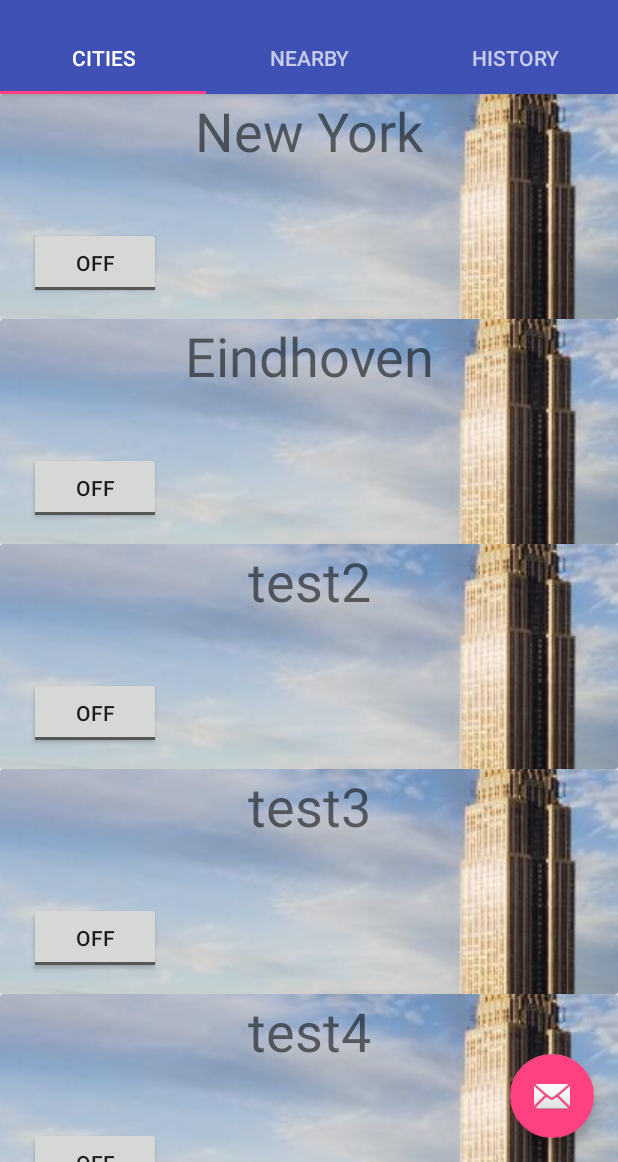
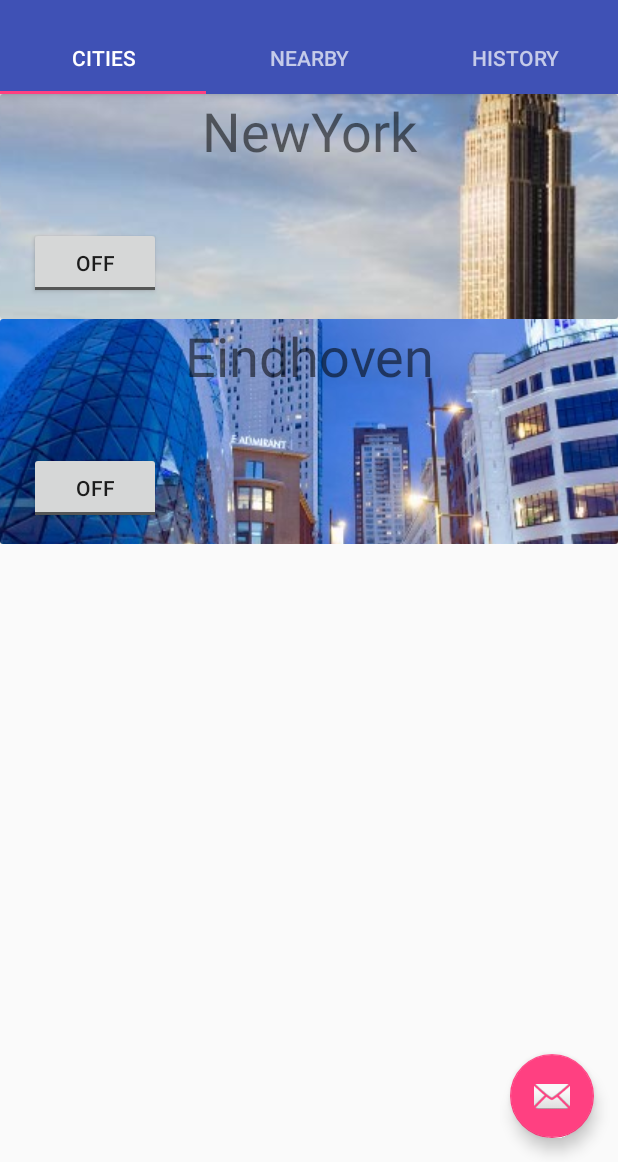
Before and after one commit to zebybez/SmartMobile, an Android app: the screen it shows after launch (MainActivity), on a phone screen of 412 x 824 dp, the part 74-1236 px from its top. Run offline under Robolectric (Android 15) with nearby library versions, the phone set to English and light mode, and no system bars.

Commit message:
fixed standard bannerImage for cities, expanded test database

```diff
--- a/app/src/main/java/com/duo/app/bonnefoyage/Activity/MainActivity.java
+++ b/app/src/main/java/com/duo/app/bonnefoyage/Activity/MainActivity.java
@@ -59,27 +59,16 @@ public class MainActivity extends AppCompatActivity {
 
         dataRepo = Database.getDataInstance();
         //testing here
-        user = new User("test@test.test", "testUser");
+        user = dataRepo.getUser("test@test.com");
 
         Location location = new Location("test");
         location.setLatitude(54.7);
         location.setLongitude(3.9);
 
-        City city = new City("New York", location, R.drawable.empire_state_building);
-        City city2 = new City("Eindhoven", location, R.drawable.empire_state_building);
-        city.addLandMark(new LandMark("testMark1", location, AttractionType.Skyscraper));
-        city.addLandMark(new LandMark("testMark2", location, AttractionType.Skyscraper));
-        city.addLandMark(new LandMark("testMark3", location, AttractionType.Skyscraper));
-        city.addLandMark(new LandMark("testMark4", location, AttractionType.Skyscraper));
-        city.addLandMark(new LandMark("testMark5", location, AttractionType.Skyscraper));
-
+        City city = dataRepo.getCity("NewYork");
+        City city2 = dataRepo.getCity("Eindhoven");
         user.addRecommendation(city);
         user.addRecommendation(city2);
-        user.addRecommendation(new City("test2", new Location("fake"),R.drawable.empire_state_building));
-        user.addRecommendation(new City("test3", new Location("fake"),R.drawable.empire_state_building));
-        user.addRecommendation(new City("test4", new Location("fake"),R.drawable.empire_state_building));
-        user.addRecommendation(new City("test5", new Location("fake"),R.drawable.empire_state_building));
-
 
         Toolbar toolbar = (Toolbar) findViewById(R.id.toolbar);
         setSupportActionBar(toolbar);
@@ -96,14 +85,14 @@ public class MainActivity extends AppCompatActivity {
         tabLayout.setupWithViewPager(mViewPager);
 
         //
-        FloatingActionButton fab = (FloatingActionButton) findViewById(R.id.fab);
-        fab.setOnClickListener(new View.OnClickListener() {
-            @Override
-            public void onClick(View view) {
-                Snackbar.make(view, "Replace with your own action", Snackbar.LENGTH_LONG)
-                        .setAction("Action", null).show();
-            }
-        });
+//        FloatingActionButton fab = (FloatingActionButton) findViewById(R.id.fab);
+//        fab.setOnClickListener(new View.OnClickListener() {
+//            @Override
+//            public void onClick(View view) {
+//                Snackbar.make(view, "Replace with your own action", Snackbar.LENGTH_LONG)
+//                        .setAction("Action", null).show();
+//            }
+//        });
 
         //user = dataRepo.getUser("test@test.test");
         //todo: get user from intent. for now use test user.
--- a/app/src/main/java/com/duo/app/bonnefoyage/Activity/data/TestDataBase.java
+++ b/app/src/main/java/com/duo/app/bonnefoyage/Activity/data/TestDataBase.java
@@ -32,11 +32,18 @@ public class TestDataBase implements IBonneRepo{
         testLocation.setLatitude(51.4);
         testLocation.setLongitude(5.5);
         //city
-        City city = new City("Eindhoven", testLocation, R.drawable.empire_state_building);
+        City city = new City("Eindhoven", testLocation, R.drawable.eindhoven_stad1);
         city.addLandMark(new LandMark("Vue bioscoop", testLocation, AttractionType.Cinema));
+
+        City newYork = new City("NewYork", testLocation, R.drawable.empire_state_building);
+        newYork.addLandMark(new LandMark("Empire statebuilding", testLocation, AttractionType.Skyscraper));
 
         //put cities
         cityMap.put(city.getName(), city);
+        cityMap.put(newYork.getName(), newYork);
+
+        //put user
+        userMap.put("test@test.com", new User("test@test.com", "test"));
 
     }
 
--- a/app/src/main/java/com/duo/app/bonnefoyage/Activity/fragment/NearbyFragment.java
+++ b/app/src/main/java/com/duo/app/bonnefoyage/Activity/fragment/NearbyFragment.java
@@ -93,7 +93,7 @@ public class NearbyFragment extends Fragment {
             }
         };
 
-// Register the listener with the Location Manager to receive location updates
+        // Register the listener with the Location Manager to receive location updates
         if (ContextCompat.checkSelfPermission(context, android.Manifest.permission.ACCESS_FINE_LOCATION) == PackageManager.PERMISSION_DENIED) {
             ActivityCompat.requestPermissions(getActivity(), new String[]{android.Manifest.permission.ACCESS_FINE_LOCATION}, getTargetRequestCode());
         }
@@ -120,9 +120,13 @@ public class NearbyFragment extends Fragment {
             user.setCurrentCity(temp);
             recyclerView.swapAdapter(new LandMarkAdapter(user), false);
             textView.setText(temp.getName());
+            imageButton.setImageResource(temp.getImageID());
+
+            //todo update bannerImage
         }else {
             user.setLocation(new Location("error"));
             recyclerView.swapAdapter(new LandMarkAdapter(user), false);
+            imageButton.setImageResource(R.drawable.lost_pigeons);
         }
     }
 
@@ -154,7 +158,7 @@ public class NearbyFragment extends Fragment {
 
         imageButton = (ImageButton) rootView.findViewById(R.id.imageButton_city);
         //populate imageButton
-        imageButton.setImageResource(R.drawable.empire_state_building);
+        imageButton.setImageResource(user.getCurrentCity().getImageID());
 
         //create recyclerview
         recyclerView = (RecyclerView) rootView.findViewById(R.id.recyclerView_LandMarks);
--- a/app/src/main/java/com/duo/app/bonnefoyage/View/adapter/LandMarkAdapter.java
+++ b/app/src/main/java/com/duo/app/bonnefoyage/View/adapter/LandMarkAdapter.java
@@ -46,9 +46,9 @@ public class LandMarkAdapter extends RecyclerView.Adapter<LandMarkAdapter.LandMa
      */
     @Override
     public int getItemViewType(int position) {
-//        if(landMarks.size() == 0){
-//            return R.layout.list_item_no_landmarks;
-//        }
+        if(landMarks.size() == 0){
+            return R.layout.list_item_no_landmarks;
+        }
         if(position == landMarks.size()){
             return R.layout.list_item_add_button;
         }else {
@@ -62,8 +62,8 @@ public class LandMarkAdapter extends RecyclerView.Adapter<LandMarkAdapter.LandMa
 
         if(viewType == R.layout.list_item_landmark){
             v = LayoutInflater.from(parent.getContext()).inflate(R.layout.list_item_landmark, parent, false);
-//        }else if(viewType == R.layout.list_item_no_landmarks){
-//            v = LayoutInflater.from(parent.getContext()).inflate(R.layout.list_item_no_landmarks, parent, false);
+        }else if(viewType == R.layout.list_item_no_landmarks){
+            v = LayoutInflater.from(parent.getContext()).inflate(R.layout.list_item_no_landmarks, parent, false);
         }else {
             v = LayoutInflater.from(parent.getContext()).inflate(R.layout.list_item_add_button, parent, false);
         }
@@ -79,7 +79,7 @@ public class LandMarkAdapter extends RecyclerView.Adapter<LandMarkAdapter.LandMa
             holder.buttonAddNew.setOnClickListener(new View.OnClickListener() {
                 @Override
                 public void onClick(View v) {
-                    Toast.makeText(holder.itemView.getContext(), "clicked", Toast.LENGTH_LONG).show();
+                    Toast.makeText(holder.itemView.getContext(), "clicked", Toast.LENGTH_SHORT).show();
                     //todo make this button go to another activity. //lastButtonOnClick
                 }
             });
@@ -91,7 +91,7 @@ public class LandMarkAdapter extends RecyclerView.Adapter<LandMarkAdapter.LandMa
     }
 
     private void lastButtonOnClick(){
-        //Toast.makeText(this.getContext, "clicked", Toast.LENGTH_LONG).show();
+        //Toast.makeText(this.getContext, "clicked", Toast.LENGTH_SHORT).show();
     }
 
     private String getAddressFromLocation(Location location) {
@@ -115,6 +115,9 @@ public class LandMarkAdapter extends RecyclerView.Adapter<LandMarkAdapter.LandMa
 
     @Override
     public int getItemCount() {
+        if(landMarks.size() == 0){
+            return 2;
+        }
         return landMarks.size()+1;
     }
 
```
Also changed, not shown: app/src/main/res/drawable/eindhoven_stad1.png (added).
